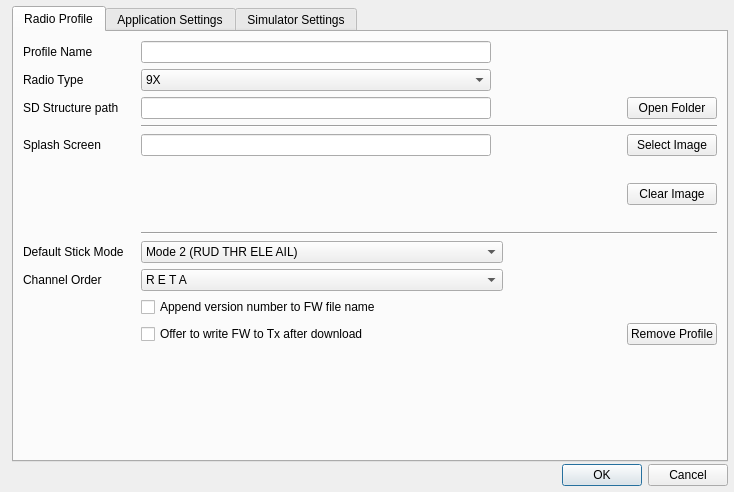
Qt form companion/src/apppreferencesdialog.ui (opentx/opentx) before a commit.
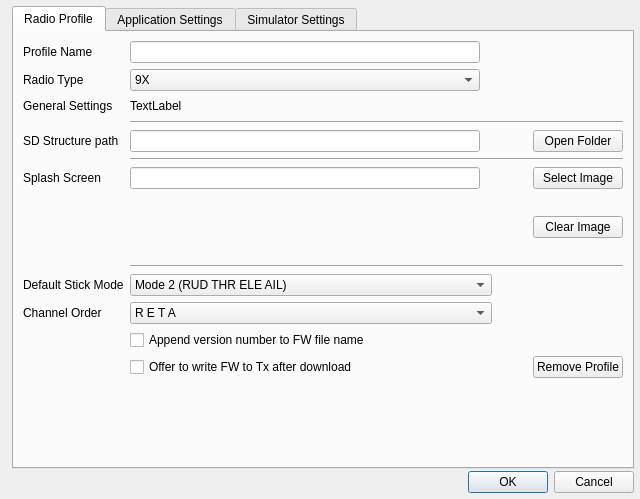
The same form after that commit.

Commit message: The profile tab now shows if there is radio settings like calibration data in the profile or not. It also displays a starage date for the data. The radio settings are time stamped when they are saved to profile. I would prefer to stamp them when they are retrieved from the sender, but this is not possible in any good way with the current file format. I intended to use file storage times, but this turned out to be a bad idea since the date can get screwed up in a lot of different ways.

The edit to the form file:
```diff
--- a/companion/src/apppreferencesdialog.ui
+++ b/companion/src/apppreferencesdialog.ui
@@ -6,8 +6,8 @@
    <rect>
     <x>0</x>
     <y>0</y>
-    <width>734</width>
-    <height>492</height>
+    <width>640</width>
+    <height>499</height>
    </rect>
   </property>
   <property name="sizePolicy">
@@ -52,7 +52,20 @@
        <string>Radio Profile</string>
       </attribute>
       <layout class="QGridLayout" name="gridLayout_2">
-       <item row="10" column="1" colspan="3">
+       <item row="20" column="1">
+        <spacer name="verticalSpacer_3">
+         <property name="orientation">
+          <enum>Qt::Vertical</enum>
+         </property>
+         <property name="sizeHint" stdset="0">
+          <size>
+           <width>20</width>
+           <height>40</height>
+          </size>
+         </property>
+        </spacer>
+       </item>
+       <item row="12" column="1" colspan="3">
         <widget class="QComboBox" name="stickmodeCB">
          <property name="maximumSize">
           <size>
@@ -106,7 +119,7 @@
          </item>
         </widget>
        </item>
-       <item row="12" column="1" colspan="3">
+       <item row="14" column="1" colspan="3">
         <widget class="QComboBox" name="channelorderCB">
          <property name="sizePolicy">
           <sizepolicy hsizetype="MinimumExpanding" vsizetype="Fixed">
@@ -256,7 +269,7 @@
          </item>
         </widget>
        </item>
-       <item row="10" column="0">
+       <item row="12" column="0">
         <widget class="QLabel" name="label_14">
          <property name="sizePolicy">
           <sizepolicy hsizetype="Preferred" vsizetype="Minimum">
@@ -276,20 +289,7 @@
          </property>
         </widget>
        </item>
-       <item row="15" column="1">
-        <spacer name="verticalSpacer_3">
-         <property name="orientation">
-          <enum>Qt::Vertical</enum>
-         </property>
-         <property name="sizeHint" stdset="0">
-          <size>
-           <width>20</width>
-           <height>40</height>
-          </size>
-         </property>
-        </spacer>
-       </item>
-       <item row="4" column="0">
+       <item row="6" column="0">
         <widget class="QLabel" name="label_8">
          <property name="sizePolicy">
           <sizepolicy hsizetype="Preferred" vsizetype="Minimum">
@@ -302,7 +302,7 @@
          </property>
         </widget>
        </item>
-       <item row="12" column="0">
+       <item row="14" column="0">
         <widget class="QLabel" name="label_13">
          <property name="sizePolicy">
           <sizepolicy hsizetype="MinimumExpanding" vsizetype="Preferred">
@@ -318,14 +318,14 @@
          </property>
         </widget>
        </item>
-       <item row="13" column="1" colspan="3">
+       <item row="15" column="1" colspan="3">
         <widget class="QCheckBox" name="renameFirmware">
          <property name="text">
           <string>Append version number to FW file name</string>
          </property>
         </widget>
        </item>
-       <item row="2" column="0">
+       <item row="4" column="0">
         <widget class="QLabel" name="sdPathLabel">
          <property name="sizePolicy">
           <sizepolicy hsizetype="Preferred" vsizetype="Minimum">
@@ -341,7 +341,7 @@
          </property>
         </widget>
        </item>
-       <item row="2" column="1" colspan="2">
+       <item row="4" column="1" colspan="2">
         <widget class="QLineEdit" name="sdPath">
          <property name="enabled">
           <bool>true</bool>
@@ -363,35 +363,28 @@
          </property>
         </widget>
        </item>
-       <item row="14" column="1" colspan="3">
+       <item row="16" column="1" colspan="3">
         <widget class="QCheckBox" name="burnFirmware">
          <property name="text">
           <string>Offer to write FW to Tx after download</string>
          </property>
         </widget>
        </item>
-       <item row="14" column="5">
-        <widget class="QPushButton" name="removeProfileButton">
-         <property name="text">
-          <string>Remove Profile</string>
-         </property>
-        </widget>
-       </item>
-       <item row="2" column="5">
+       <item row="4" column="5">
         <widget class="QPushButton" name="sdPathButton">
          <property name="text">
           <string>Open Folder</string>
          </property>
         </widget>
        </item>
-       <item row="9" column="1" colspan="5">
+       <item row="11" column="1" colspan="5">
         <widget class="Line" name="line_6">
          <property name="orientation">
           <enum>Qt::Horizontal</enum>
          </property>
         </widget>
        </item>
-       <item row="4" column="1" colspan="2">
+       <item row="6" column="1" colspan="2">
         <widget class="QLineEdit" name="SplashFileName">
          <property name="enabled">
           <bool>true</bool>
@@ -413,14 +406,14 @@
          </property>
         </widget>
        </item>
-       <item row="7" column="5">
+       <item row="9" column="5">
         <widget class="QPushButton" name="clearImageButton">
          <property name="text">
           <string>Clear Image</string>
          </property>
         </widget>
        </item>
-       <item row="4" column="5">
+       <item row="6" column="5">
         <widget class="QPushButton" name="SplashSelect">
          <property name="text">
           <string>Select Image</string>
@@ -434,7 +427,7 @@
          </property>
         </widget>
        </item>
-       <item row="3" column="1" colspan="5">
+       <item row="5" column="1" colspan="5">
         <widget class="Line" name="line_3">
          <property name="orientation">
           <enum>Qt::Horizontal</enum>
@@ -457,7 +450,7 @@
          </property>
         </widget>
        </item>
-       <item row="7" column="1">
+       <item row="9" column="1">
         <widget class="QLabel" name="imageLabel">
          <property name="sizePolicy">
           <sizepolicy hsizetype="Minimum" vsizetype="Minimum">
@@ -533,7 +526,7 @@
          </item>
         </widget>
        </item>
-       <item row="2" column="4">
+       <item row="4" column="4">
         <spacer name="horizontalSpacer">
          <property name="orientation">
           <enum>Qt::Horizontal</enum>
@@ -546,6 +539,46 @@
          </property>
         </spacer>
        </item>
+       <item row="16" column="5">
+        <widget class="QPushButton" name="removeProfileButton">
+         <property name="text">
+          <string>Remove Profile</string>
+         </property>
+        </widget>
+       </item>
+       <item row="3" column="1" colspan="5">
+        <widget class="Line" name="line_7">
+         <property name="orientation">
+          <enum>Qt::Horizontal</enum>
+         </property>
+        </widget>
+       </item>
+       <item row="2" column="0">
+        <widget class="QLabel" name="label_4">
+         <property name="sizePolicy">
+          <sizepolicy hsizetype="Preferred" vsizetype="Fixed">
+           <horstretch>0</horstretch>
+           <verstretch>0</verstretch>
+          </sizepolicy>
+         </property>
+         <property name="text">
+          <string>General Settings</string>
+         </property>
+        </widget>
+       </item>
+       <item row="2" column="1">
+        <widget class="QLabel" name="lblGeneralSettings">
+         <property name="minimumSize">
+          <size>
+           <width>0</width>
+           <height>18</height>
+          </size>
+         </property>
+         <property name="text">
+          <string>TextLabel</string>
+         </property>
+        </widget>
+       </item>
       </layout>
      </widget>
      <widget class="QWidget" name="applicationTab">
```
Left out of the diff: 35 changed lines with no effect on the pictures. The commit also changes 4 other files.
